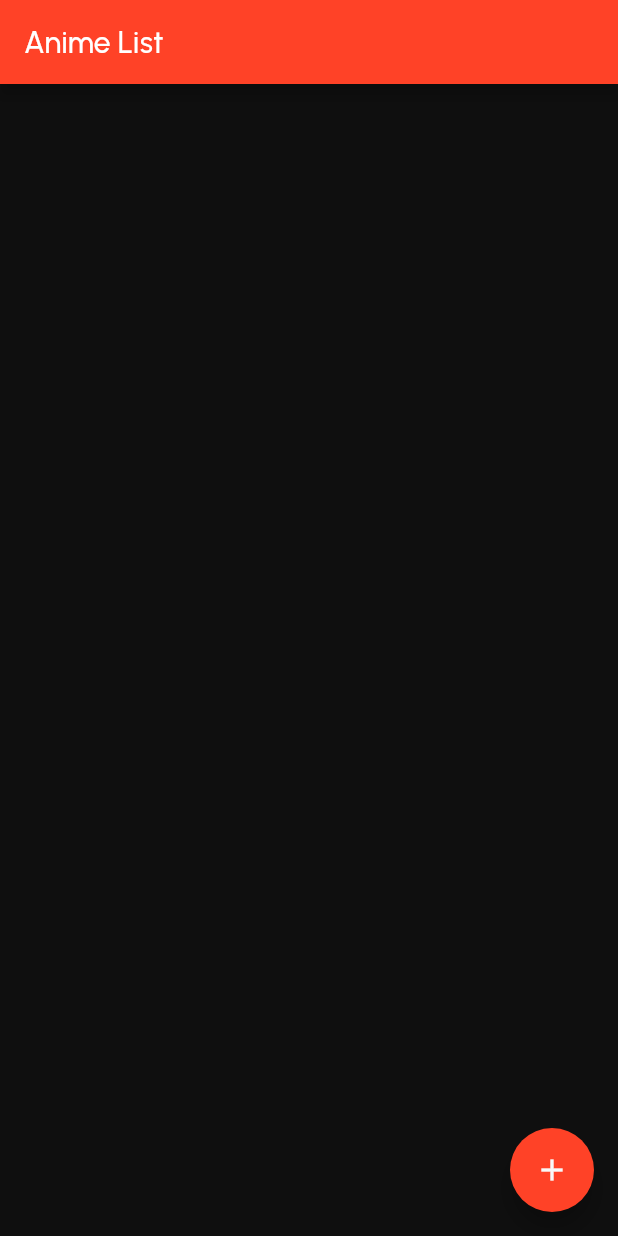
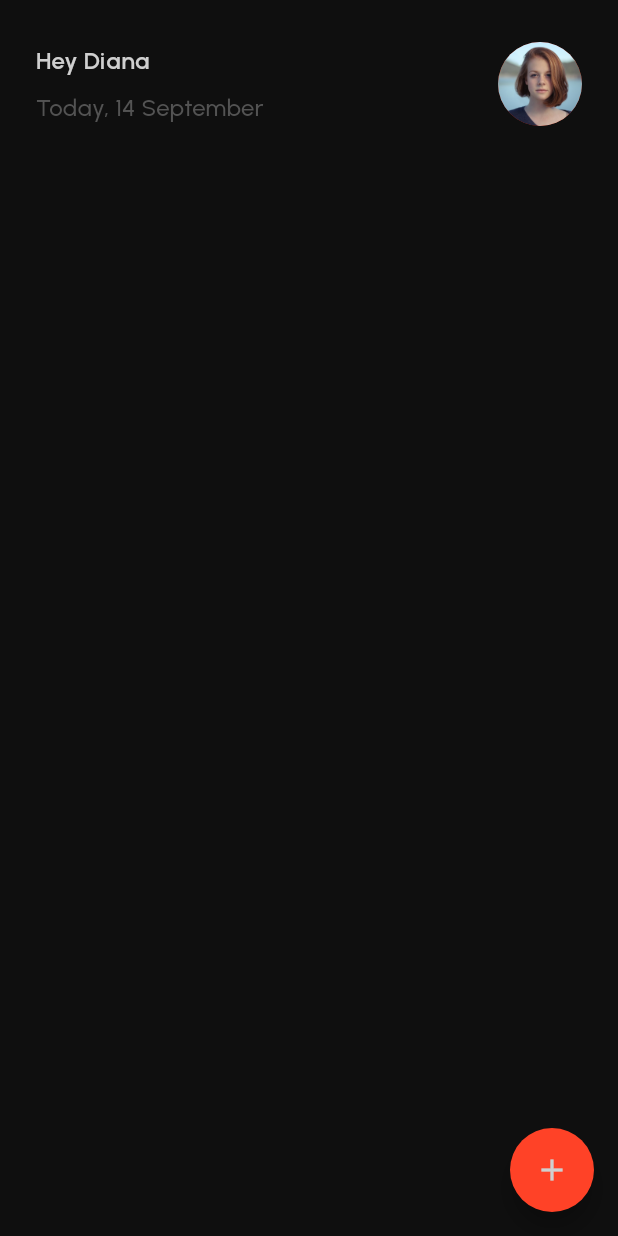
Before and after one commit to ranaice/anime-list, a Flutter app: the screen it shows after launch, on a phone screen of 412 x 824 dp. Run offline on Flutter 3.47's test engine with Material 2 defaults, Android fonts, the phone set to English and light mode, and no system bars; our stand-ins replace dartz, dio, flutter_riverpod, freezed_annotation, hooks_riverpod; generated files the repository leaves out were written again.

Commit message:
Create HomeHeader widget

```diff
--- a/lib/core/presentation/themes/colors.dart
+++ b/lib/core/presentation/themes/colors.dart
@@ -13,6 +13,6 @@ class AppColors {
 
   static const error = Color(0xFFDD5C5C);
 
-  static const primaryText = Color(0xFFF8F8F8);
-  static const secondaryText = Color(0xFF4A4A4A);
+  static const primaryText = Color(0xFFCFCFCF);
+  static const secondaryText = Color(0xFF535353);
 }
--- a/lib/core/presentation/themes/styles.dart
+++ b/lib/core/presentation/themes/styles.dart
@@ -27,7 +27,8 @@ class Dimensions {
   static const double med = 12 * scale;
   static const double l = 16 * scale;
   static const double xl = 24 * scale;
-  static const double xxl = 32 * scale;
+  static const double xxl = 28 * scale;
+  static const double xxxl = 32 * scale;
 }
 
 // App Button sizes
--- a/lib/core/presentation/themes/typography.dart
+++ b/lib/core/presentation/themes/typography.dart
@@ -1,3 +1,4 @@
+import 'package:anime_list/core/presentation/themes/colors.dart';
 import 'package:flutter/material.dart';
 
 /// A list of font families used by the app. No need to use directly. This will be used by [TextStyles] to create
@@ -43,10 +44,10 @@ class AppTextStyles {
       urbanistStyle.copyWith(fontSize: FontSizes.s24, fontWeight: FontWeight.w400, letterSpacing: 0);
   static TextStyle get h6 =>
       urbanistStyle..copyWith(fontSize: FontSizes.s20, fontWeight: FontWeight.w500, letterSpacing: 0.15);
-  static TextStyle get subtitle1 =>
-      urbanistStyle.copyWith(fontSize: FontSizes.s16, fontWeight: FontWeight.w600, letterSpacing: 0.15);
-  static TextStyle get subtitle2 =>
-      urbanistStyle.copyWith(fontSize: FontSizes.s14, fontWeight: FontWeight.w600, letterSpacing: 0.10);
+  static TextStyle get subtitle1 => urbanistStyle.copyWith(
+      fontSize: FontSizes.s16, fontWeight: FontWeight.w600, letterSpacing: 0.15, color: AppColors.primaryText);
+  static TextStyle get subtitle2 => urbanistStyle.copyWith(
+      fontSize: FontSizes.s16, fontWeight: FontWeight.w500, letterSpacing: 0.10, color: AppColors.secondaryText);
   static TextStyle get body1 =>
       urbanistStyle.copyWith(fontSize: FontSizes.s16, fontWeight: FontWeight.w400, letterSpacing: 0.5);
   static TextStyle get body2 =>
--- a/lib/home/presentation/home_page.dart
+++ b/lib/home/presentation/home_page.dart
@@ -1,8 +1,9 @@
-import 'package:anime_list/core/shared/providers.dart';
 import 'package:flutter/material.dart';
 import 'package:flutter_riverpod/flutter_riverpod.dart';
 
-import '../../core/presentation/l10n/l10n_extensions.dart';
+import '../../core/presentation/themes/styles.dart';
+import '../../core/shared/providers.dart';
+import 'widgets/home_header.dart';
 
 class HomePage extends ConsumerWidget {
   const HomePage({Key? key}) : super(key: key);
@@ -12,24 +13,22 @@ class HomePage extends ConsumerWidget {
     final notifier = ref.watch(upcomingAnimesNotifierProvider);
 
     return Scaffold(
-      appBar: AppBar(
-        title: Text(context.l10n.appName),
-      ),
-      body: Center(
-        child: notifier.when(
-          initial: () => Container(),
-          loading: () => const CircularProgressIndicator(),
-          success: (animes) {
-            return ListView(
-              children: animes
-                  .map((e) => ListTile(
-                        leading: Image.network(e.imageUrl),
-                        title: Text(e.name),
-                      ))
-                  .toList(),
-            );
-          },
-          failure: (failure) => Container(),
+      body: SingleChildScrollView(
+        padding: const EdgeInsets.fromLTRB(
+          Dimensions.xl,
+          Dimensions.xxl,
+          0,
+          Dimensions.xxl,
+        ),
+        child: SafeArea(
+          child: Column(
+            children: const <Widget>[
+              Padding(
+                padding: EdgeInsets.only(right: Dimensions.xl),
+                child: HomeHeader(),
+              ),
+            ],
+          ),
         ),
       ),
       floatingActionButton: FloatingActionButton(
--- /dev/null
+++ b/lib/home/presentation/widgets/home_header.dart
@@ -0,0 +1,38 @@
+import 'package:flutter/material.dart';
+
+import '../../../core/presentation/l10n/l10n_extensions.dart';
+import '../../../core/presentation/themes/styles.dart';
+
+class HomeHeader extends StatelessWidget {
+  const HomeHeader({Key? key}) : super(key: key);
+
+  @override
+  Widget build(BuildContext context) {
+    return Row(
+      children: <Widget>[
+        Expanded(
+          child: Column(
+            crossAxisAlignment: CrossAxisAlignment.start,
+            children: <Widget>[
+              Text(
+                context.l10n.userGreeting,
+                style: Theme.of(context).textTheme.subtitle1,
+              ),
+              const SizedBox(height: Dimensions.med),
+              Text(
+                context.l10n.currentDate,
+                style: Theme.of(context).textTheme.subtitle2,
+              ),
+            ],
+          ),
+        ),
+        const CircleAvatar(
+          radius: Dimensions.xxl,
+          backgroundImage: AssetImage(
+            'assets/images/woman_avatar.jpg',
+          ),
+        ),
+      ],
+    );
+  }
+}
```
